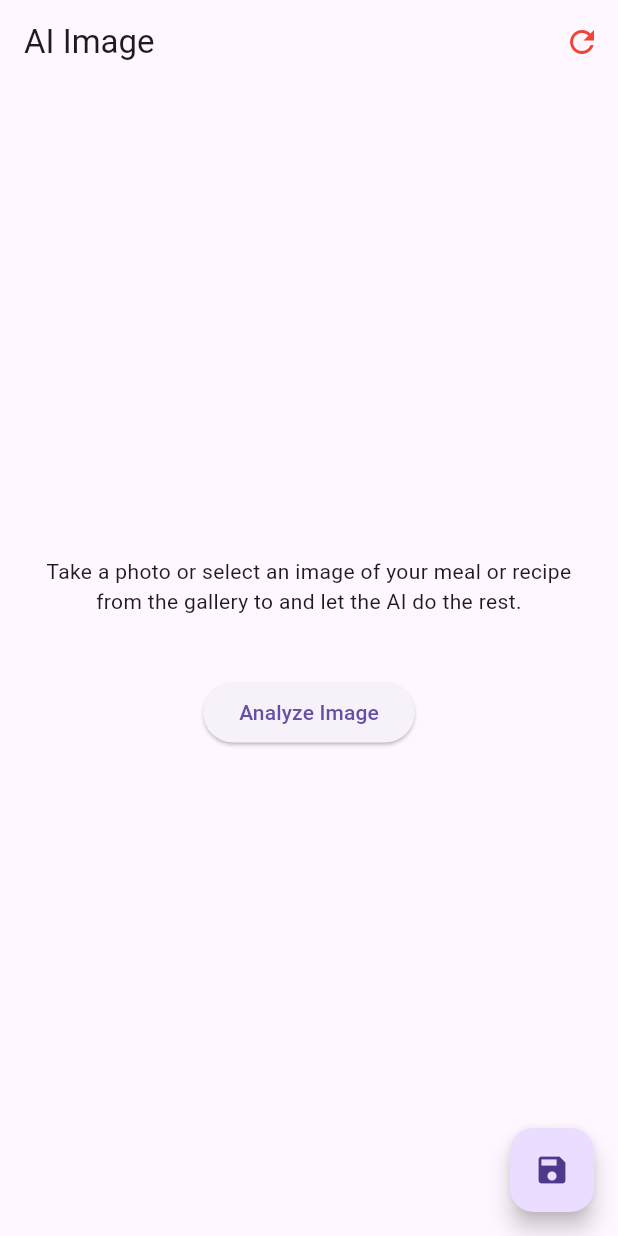
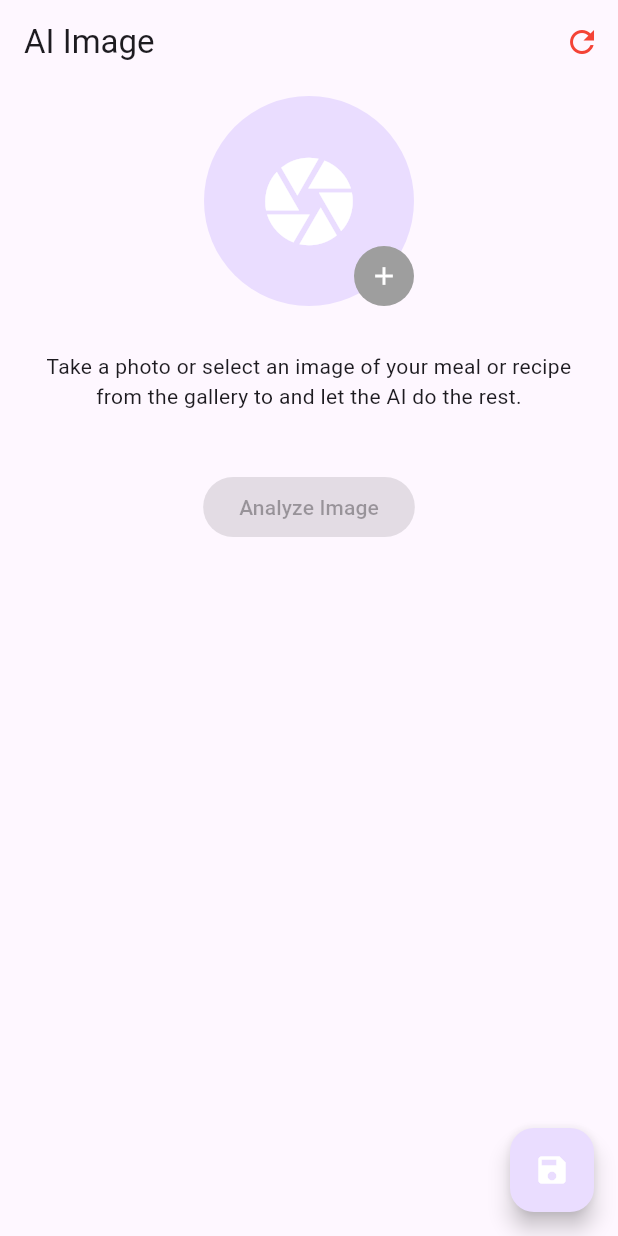
Before and after one commit to Glucose-Republic-Ltd/GR_AI_iamge, a Flutter app: the screen it shows after launch, on a phone screen of 412 x 824 dp. Run offline on Flutter 3.47's test engine with Material 3 defaults, Android fonts, the phone set to English and light mode, and no system bars; our stand-ins replace firebase_storage, flutter_image_compress, get, image_picker; missing offline and left inert: encrypt; accounts and stored records are empty.

Commit message:
Refactor image loading and UI in GRAiIMainPage

```diff
--- a/lib/src/pages/image_load_page.dart
+++ b/lib/src/pages/image_load_page.dart
@@ -3,6 +3,7 @@ import 'dart:io';
 import 'package:flutter/material.dart';
 import 'package:get/get.dart';
 import 'package:gr_image_ai_package/export_packages.dart';
+import 'package:gr_image_ai_package/src/global/pick_image.dart';
 
 // This is a stateless widget for the AI Image page.
 class GRAiIMainPage extends StatelessWidget {
@@ -13,8 +14,11 @@ class GRAiIMainPage extends StatelessWidget {
     required this.widgets,
     required this.analyzeFunction,
     required this.saveMealFunction,
+    this.instructionStyle,
     this.title,
     this.saveIcon,
+    this.littleIconColor,
+    this.floatingActionColor,
   });
 
   // Optional title for the page.
@@ -27,6 +31,10 @@ class GRAiIMainPage extends StatelessWidget {
   final VoidCallback saveMealFunction;
   // Function to analyze the image.
   final VoidCallback analyzeFunction;
+  // Text style
+  final TextStyle? instructionStyle;
+  final Color? littleIconColor;
+  final Color? floatingActionColor;
 
   @override
   Widget build(BuildContext context) {
@@ -66,40 +74,71 @@ class GRAiIMainPage extends StatelessWidget {
             )
           ],
         ),
-        body: Center(
-          child: Stack(
-            children: [
-              Padding(
-                padding: const EdgeInsets.all(8.0),
+        body: Padding(
+          padding: EdgeInsets.all(8.0),
           child: SingleChildScrollView(
+            child: Center(
               child: Column(
                 mainAxisAlignment: MainAxisAlignment.center,
                 children: <Widget>[
-                      const SizedBox(height: 20),
+                  image.value != null
+                      ? CircleAvatar(
+                          radius: 100, // Half of your desired size 500
+                          backgroundImage: FileImage(File(image.value!.path)),
+                        )
+                      : InkWell(
+                          onTap: () {
+                            showImageSourceDialog(context);
+                          },
+                          child: Stack(
+                            children: <Widget>[
+                              CircleAvatar(
+                                radius: 70,
+                                child: Icon(
+                                  Icons.camera_sharp,
+                                  size: 70,
+                                  color: Colors.white,
+                                ),
+                              ),
+                              Positioned(
+                                right: 0,
+                                bottom: 0,
+                                child: CircleAvatar(
+                                  backgroundColor:
+                                      littleIconColor ?? Colors.grey,
+                                  radius: 20,
+                                  child: Icon(
+                                    Icons.add,
+                                    size: 20,
+                                    color: Colors.white,
+                                  ),
+                                ),
+                              ),
+                            ],
+                          ),
+                        ),
+                  const SizedBox(height: 30),
                   // Display the uploaded image or a text message if no image is uploaded.
                   Obx(
                     () {
-                          return image.value != null
-                              ? CircleAvatar(
-                                  radius: 100, // Half of your desired size 500
-                                  backgroundImage:
-                                      FileImage(File(image.value!.path)),
-                                )
-                              : const Text(
+                      return image.value == null
+                          ? Text(
                               '''
 Take a photo or select an image of your meal or recipe
 from the gallery to and let the AI do the rest.
             ''',
                               textAlign: TextAlign.center,
-                                );
+                              style: instructionStyle,
+                            )
+                          : Text("Image going forward");
                     },
                   ),
                   SizedBox(height: 20),
                   // Button to analyze the image.
-                      ElevatedButton(
-                          onPressed: analyzeFunction,
-                          child: Text("Analyze Image")),
-                      const SizedBox(height: 30),
+                  Obx(() => ElevatedButton(
+                      onPressed: image.value != null ? analyzeFunction : null,
+                      child: Text("Analyze Image"))),
+                  SizedBox(height: 30),
                   // Display the widgets passed to the constructor.
                   Column(
                     children: widgets,
@@ -108,15 +147,16 @@ from the gallery to and let the AI do the rest.
               ),
             ),
           ),
-            ],
-          ),
         ),
         // Floating action button to save the meal. It's enabled only when responseData is not null.
         floatingActionButton: Obx(
           () {
             return FloatingActionButton(
-              onPressed: downloadURL?.value != "" ? saveMealFunction : () {},
-              child: Icon(saveIcon ?? Icons.save),
+              onPressed: downloadURL?.value != "" ? saveMealFunction : null,
+              child: Icon(
+                saveIcon ?? Icons.save,
+                color: floatingActionColor ?? Colors.white,
+              ),
             );
           },
         ),
```
Lines whose indentation alone changed are shown as unchanged.
